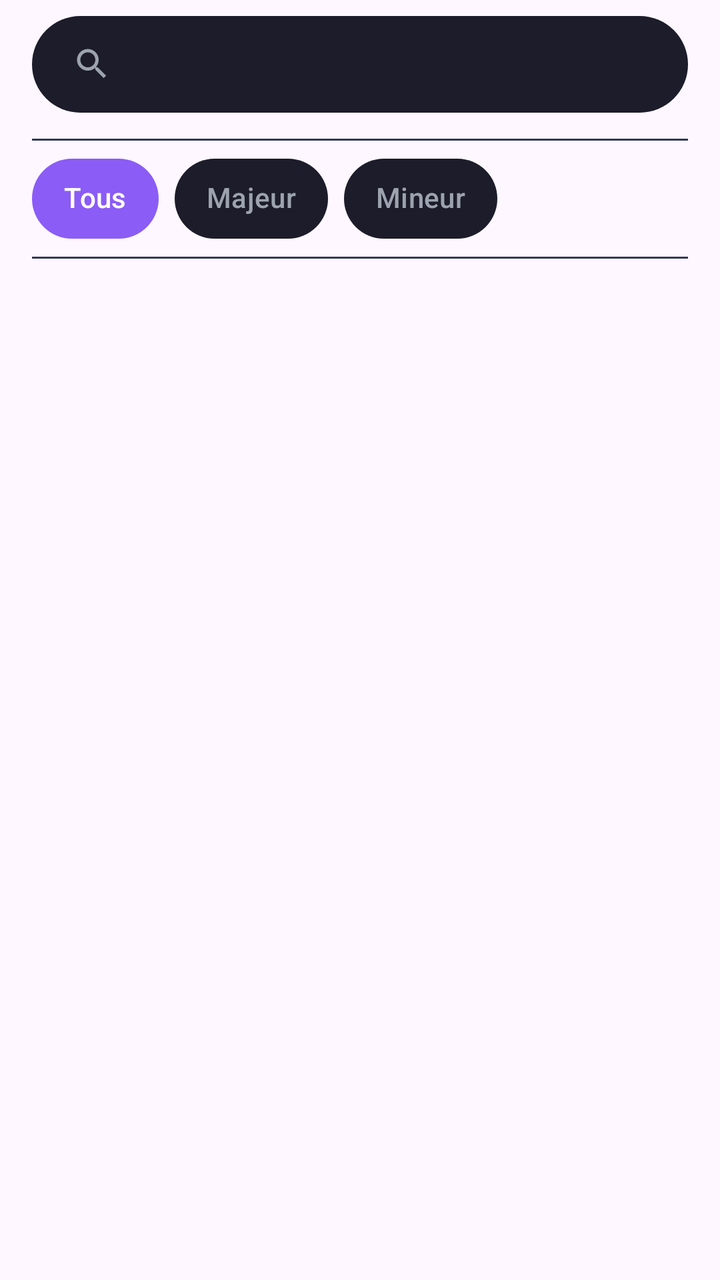
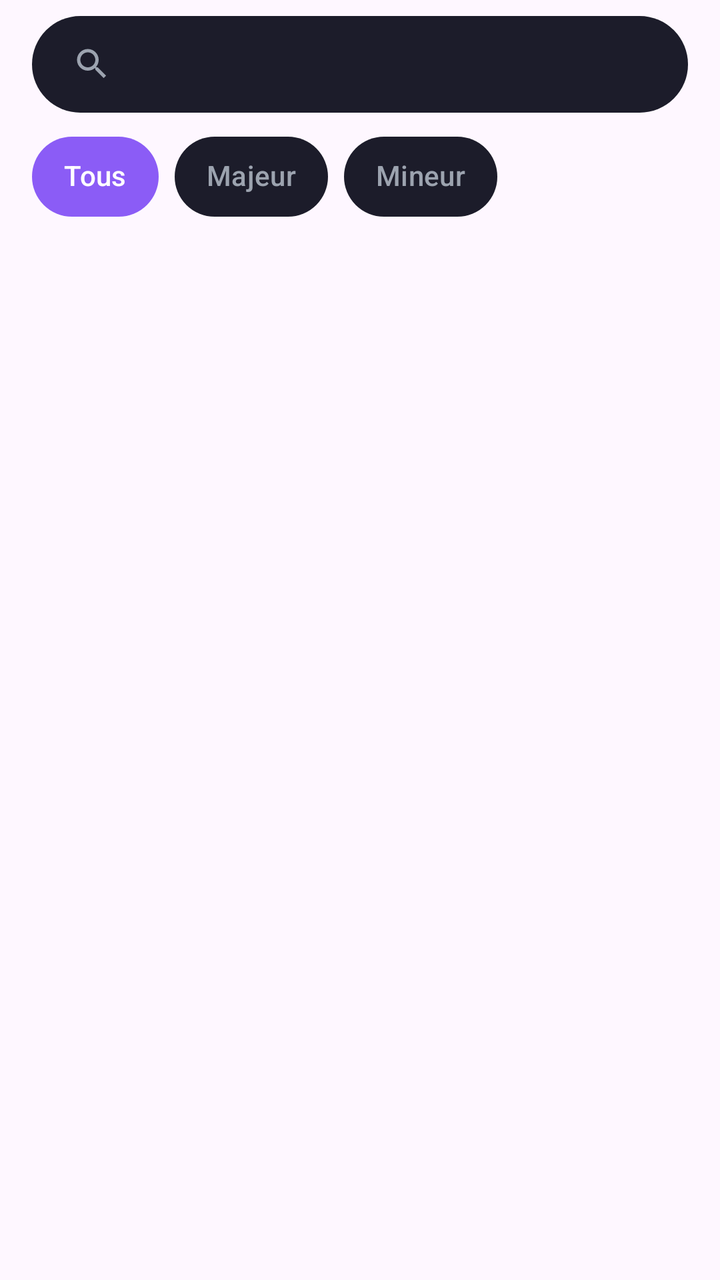

Screens rendered from an Android XML layout before and after an edit, with the pre-edit source and the edit as a unified diff.
<!-- AndroidManifest.xml: application theme Theme.Guitar -->
<!-- res/layout/fragment_chords.xml -->
<?xml version="1.0" encoding="utf-8"?>
<LinearLayout xmlns:android="http://schemas.android.com/apk/res/android"
    xmlns:app="http://schemas.android.com/apk/res-auto"
    android:layout_width="match_parent"
    android:layout_height="match_parent"
    android:paddingLeft="16dp"
    android:paddingRight="16dp"
    android:orientation="vertical"
    android:gravity="top">

    <include
        android:id="@+id/searchBar"
        layout="@layout/component_search_bar"
        android:layout_width="match_parent"
        android:layout_height="wrap_content"
        android:layout_marginTop="8dp"
        android:layout_marginBottom="8dp" />

    <View
        android:layout_width="match_parent"
        android:layout_height="1dp"
        android:background="@color/dark_line"
        android:layout_marginTop="5dp"
        android:layout_marginBottom="5dp"/>

    <com.google.android.material.chip.ChipGroup
        android:id="@+id/chipGroup"
        android:layout_width="match_parent"
        android:layout_height="wrap_content"
        app:singleSelection="true"
        app:selectionRequired="true">

        <com.google.android.material.chip.Chip
            android:id="@+id/chipAll"
            style="@style/AppChip.Filter"
            android:layout_width="wrap_content"
            android:layout_height="wrap_content"
            android:text="Tous"
            android:checkable="true"
            android:checked="true" />

        <com.google.android.material.chip.Chip
            android:id="@+id/chipMajor"
            style="@style/AppChip.Filter"
            android:layout_width="wrap_content"
            android:layout_height="wrap_content"
            android:text="Majeur"
            android:checkable="true" />

        <com.google.android.material.chip.Chip
            android:id="@+id/chipMinor"
            style="@style/AppChip.Filter"
            android:layout_width="wrap_content"
            android:layout_height="wrap_content"
            android:text="Mineur"
            android:checkable="true" />
    </com.google.android.material.chip.ChipGroup>

    <View
        android:layout_width="match_parent"
        android:layout_height="1dp"
        android:background="@color/dark_line"
        android:layout_marginTop="5dp"
        android:layout_marginBottom="5dp"/>

    <androidx.recyclerview.widget.RecyclerView
        android:id="@+id/recyclerView"
        android:layout_width="match_parent"
        android:layout_height="match_parent"
        android:layout_marginLeft="8dp"
        android:layout_marginRight="8dp"
        >

    </androidx.recyclerview.widget.RecyclerView>
</LinearLayout>
<!-- res/layout/component_search_bar.xml (included above) -->
<?xml version="1.0" encoding="utf-8"?>
<LinearLayout xmlns:android="http://schemas.android.com/apk/res/android"
    xmlns:app="http://schemas.android.com/apk/res-auto"
    android:layout_width="match_parent"
    android:layout_height="wrap_content"
    android:background="@drawable/bg_pill"
    android:gravity="center_vertical"
    android:orientation="horizontal"
    android:paddingStart="20dp"
    android:paddingTop="14dp"
    android:paddingEnd="20dp"
    android:paddingBottom="14dp">

    <ImageView
        android:layout_width="20dp"
        android:layout_height="20dp"
        android:contentDescription="@null"
        android:src="@drawable/ic_search"
        app:tint="@color/app_text_secondary" />

    <EditText
        android:id="@+id/searchInput"
        android:layout_width="0dp"
        android:layout_height="wrap_content"
        android:layout_marginStart="12dp"
        android:layout_weight="1"
        android:background="@null"
        android:inputType="text"
        android:textColor="@color/app_text_primary"
        android:textColorHint="@color/app_text_secondary"
        android:textSize="15sp" />
</LinearLayout>
<!-- resources referenced by this layout -->
<resources>
  <color name="app_text_primary">#FFFFFF</color>
  <color name="app_text_secondary">#9CA3AF</color>
  <color name="dark_line">#2E3A5A</color>
  <!-- drawable bg_pill (drawable) -->
  <?xml version="1.0" encoding="utf-8"?>
  <shape xmlns:android="http://schemas.android.com/apk/res/android"
      android:shape="rectangle">
      <solid android:color="@color/app_surface" />
      <corners android:radius="28dp" />
  </shape>
  <!-- drawable ic_search (drawable) -->
  <?xml version="1.0" encoding="utf-8"?>
  <vector xmlns:android="http://schemas.android.com/apk/res/android"
      android:width="24dp"
      android:height="24dp"
      android:viewportWidth="24"
      android:viewportHeight="24">
      <path
          android:fillColor="#FFFFFF"
          android:pathData="M15.5,14h-0.79l-0.28,-0.27C15.41,12.59 16,11.11 16,9.5 16,5.91 13.09,3 9.5,3S3,5.91 3,9.5 5.91,16 9.5,16c1.61,0 3.09,-0.59 4.23,-1.57l0.27,0.28v0.79l5,4.99L20.49,19l-4.99,-5zM9.5,14C7.01,14 5,11.99 5,9.5S7.01,5 9.5,5 14,7.01 14,9.5 11.99,14 9.5,14z" />
  </vector>
  <style name="AppChip.Filter" parent="Widget.Material3.Chip.Filter">
          <item name="chipBackgroundColor">@color/chip_background</item>
          <item name="android:textColor">@color/chip_text</item>
          <item name="chipStrokeColor">@color/chip_stroke</item>
          <item name="chipStrokeWidth">0dp</item>
          <item name="checkedIconVisible">false</item>
          <item name="chipCornerRadius">20dp</item>
          <item name="android:textSize">14sp</item>
          <item name="chipMinHeight">40dp</item>
      </style>
  <style name="Theme.Guitar" parent="Base.Theme.Guitar">
          <item name="android:windowTranslucentStatus">false</item>
          <item name="android:windowDrawsSystemBarBackgrounds">true</item>
      </style>
  <color name="app_surface">#1C1C2A</color>
  <style name="Base.Theme.Guitar" parent="Theme.Material3.DayNight.NoActionBar">
      </style>
</resources>

<!-- the commit's change to res/layout/fragment_chords.xml (unified diff, before → after) -->
@@ -15,13 +15,6 @@
         android:layout_height="wrap_content"
         android:layout_marginTop="8dp"
         android:layout_marginBottom="8dp" />
-
-    <View
-        android:layout_width="match_parent"
-        android:layout_height="1dp"
-        android:background="@color/dark_line"
-        android:layout_marginTop="5dp"
-        android:layout_marginBottom="5dp"/>
 
     <com.google.android.material.chip.ChipGroup
         android:id="@+id/chipGroup"
@@ -56,17 +49,11 @@
             android:checkable="true" />
     </com.google.android.material.chip.ChipGroup>
 
-    <View
-        android:layout_width="match_parent"
-        android:layout_height="1dp"
-        android:background="@color/dark_line"
-        android:layout_marginTop="5dp"
-        android:layout_marginBottom="5dp"/>
-
     <androidx.recyclerview.widget.RecyclerView
         android:id="@+id/recyclerView"
         android:layout_width="match_parent"
         android:layout_height="match_parent"
+        android:layout_marginTop="16dp"
         android:layout_marginLeft="8dp"
         android:layout_marginRight="8dp"
         >
<!-- resource entries referenced after the edit -->
@@ -2,7 +2,6 @@
 <resources>
   <color name="app_text_primary">#FFFFFF</color>
   <color name="app_text_secondary">#9CA3AF</color>
-  <color name="dark_line">#2E3A5A</color>
   <!-- drawable bg_pill (drawable) -->
   <?xml version="1.0" encoding="utf-8"?>
   <shape xmlns:android="http://schemas.android.com/apk/res/android"
